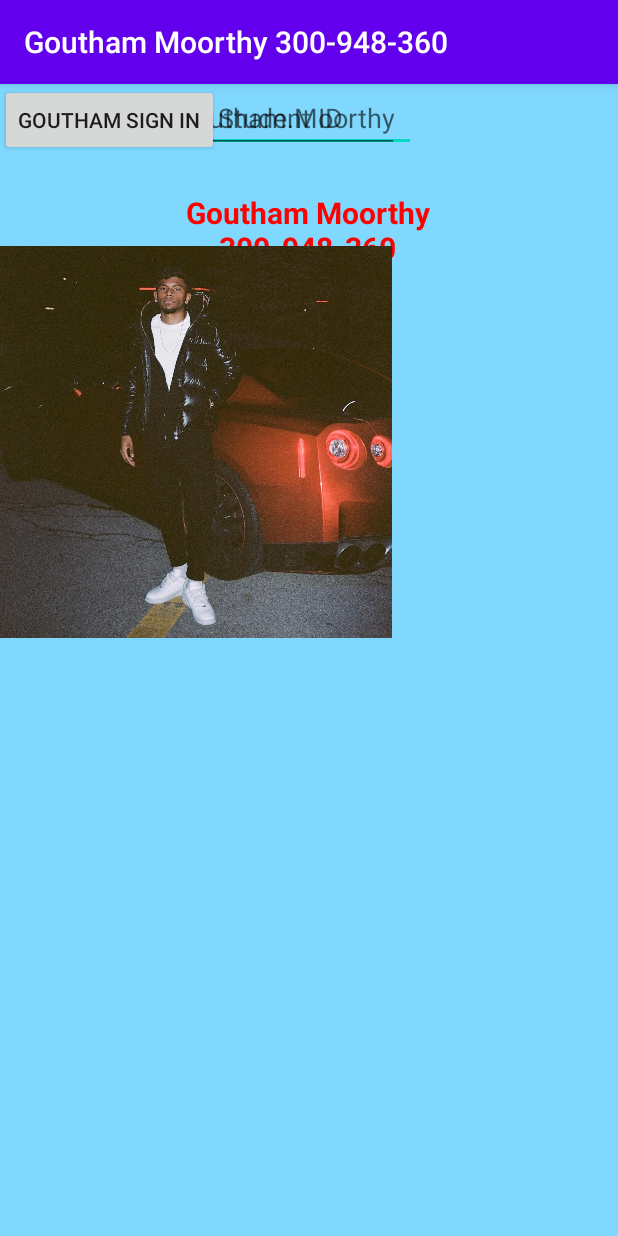
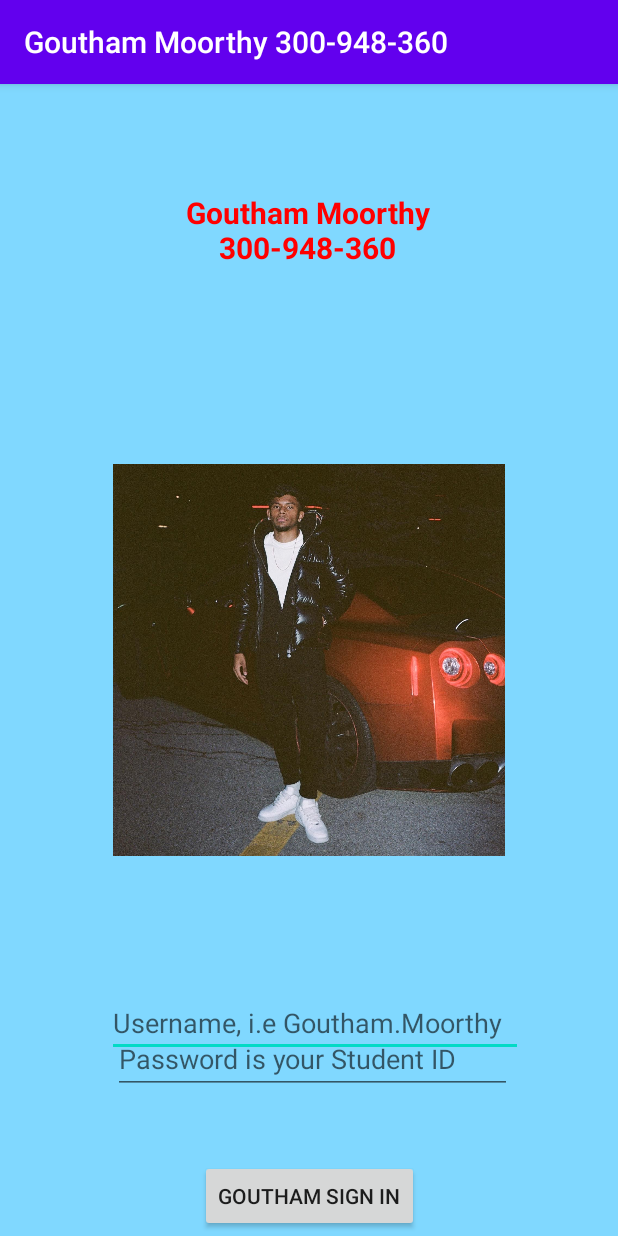
Before and after one commit to GouthamGeek/COMP304MidtermA, an Android app: the screen it shows after launch (GouthamActivity), on a phone screen of 412 x 824 dp. Run offline under Robolectric (Android 15) with nearby library versions, the phone set to English and light mode, and no system bars; 2 statements that could not run were skipped.

Commit message:
Second Commit

```diff
--- a/app/src/main/java/goutham/moorthy/s300948360/GouthamActivity.java
+++ b/app/src/main/java/goutham/moorthy/s300948360/GouthamActivity.java
@@ -1,27 +1,57 @@
 package goutham.moorthy.s300948360;
 
 import androidx.annotation.NonNull;
+import androidx.appcompat.app.AlertDialog;
 import androidx.appcompat.app.AppCompatActivity;
 
+import android.content.DialogInterface;
 import android.content.Intent;
 import android.os.Bundle;
 import android.view.View;
 import android.widget.Button;
 import android.widget.EditText;
+import android.widget.Toast;
 
 public class GouthamActivity extends AppCompatActivity {
 
-    EditText Gusername;
-    EditText Gpassword;
-    Button SubmitButton;
+    EditText GouthamUsername,GouthamPassword;
+    Button button;
 
     @Override
     protected void onCreate(Bundle savedInstanceState) {
         super.onCreate(savedInstanceState);
         setContentView(R.layout.activity_main);
 
-        Username = findViewById(R.id.Goutham_Username);
-        Password = findViewById(R.id.Goutham_Password);
+       GouthamUsername = findViewById(R.id.GouthamUsername);
+        GouthamPassword = findViewById(R.id.GouthamPassword);
+        button = findViewById(R.id.button);
+
+        button.setOnClickListener(new View.OnClickListener() {
+            @Override
+            public void onClick(View v) {
+                if (GouthamUsername.getText().toString().equals("Goutham Moorthy") &&
+                GouthamPassword.getText().toString().equals("300948360")) {
+                    AlertDialog.Builder builder = new AlertDialog.Builder(
+                            GouthamActivity.this
+                    );
+                    builder.setIcon(R.drawable.check_circle);
+                    builder.setTitle("Login Successful!");
+
+                    builder.setNegativeButton("Yes", new DialogInterface.OnClickListener() {
+                        @Override
+                        public void onClick(DialogInterface dialog, int which) {
+                            dialog.cancel();
+                        }
+                    });
+
+                    AlertDialog alertDialog = builder.create();
+                    alertDialog.show();
+                }else{
+                    Toast.makeText(getApplicationContext(),"Incorrect Username & Password", Toast.LENGTH_SHORT).show();
+
+                }
+            }
+        });
 
 
         SubmitButton = (Button) findViewById(R.id.button);
--- /dev/null
+++ b/app/src/main/res/drawable/check_circle.xml
@@ -0,0 +1,5 @@
+<vector android:height="24dp" android:tint="#3EEF17"
+    android:viewportHeight="24" android:viewportWidth="24"
+    android:width="24dp" xmlns:android="http://schemas.android.com/apk/res/android">
+    <path android:fillColor="@android:color/white" android:pathData="M12,2C6.48,2 2,6.48 2,12s4.48,10 10,10 10,-4.48 10,-10S17.52,2 12,2zM10,17l-5,-5 1.41,-1.41L10,14.17l7.59,-7.59L19,8l-9,9z"/>
+</vector>
--- a/app/src/main/res/layout/activity_main.xml
+++ b/app/src/main/res/layout/activity_main.xml
@@ -29,38 +29,52 @@
         android:layout_width="261dp"
         android:layout_height="477dp"
         android:src="@drawable/gtrpic"
-        tools:layout_editor_absoluteX="75dp"
-        tools:layout_editor_absoluteY="32dp" />
+        app:layout_constraintBottom_toBottomOf="parent"
+        app:layout_constraintEnd_toEndOf="parent"
+        app:layout_constraintStart_toStartOf="parent"
+        app:layout_constraintTop_toTopOf="parent" />
 
     <Button
         android:id="@+id/button"
         android:layout_width="wrap_content"
         android:layout_height="wrap_content"
-        android:password="false"
         android:text="@string/Button"
-        tools:layout_editor_absoluteX="156dp"
-        tools:layout_editor_absoluteY="732dp" />
+        app:layout_constraintBottom_toBottomOf="parent"
+        app:layout_constraintEnd_toEndOf="parent"
+        app:layout_constraintStart_toStartOf="parent"
+        app:layout_constraintTop_toBottomOf="@+id/GouthamPassword" />
 
     <EditText
         android:id="@+id/GouthamUsername"
         android:layout_width="277dp"
         android:layout_height="45dp"
+        android:layout_marginStart="83dp"
+        android:layout_marginTop="4dp"
+        android:layout_marginEnd="75dp"
+        android:layout_marginBottom="2dp"
         android:ems="10"
         android:hint="Username, i.e Goutham.Moorthy"
         android:inputType="textPassword"
         android:password_visible="true"
-        tools:layout_editor_absoluteX="83dp"
-        tools:layout_editor_absoluteY="583dp" />
+        app:layout_constraintBottom_toTopOf="@+id/GouthamPassword"
+        app:layout_constraintEnd_toEndOf="parent"
+        app:layout_constraintStart_toStartOf="parent"
+        app:layout_constraintTop_toBottomOf="@+id/imageView" />
 
     <EditText
         android:id="@+id/GouthamPassword"
         android:layout_width="266dp"
         android:layout_height="46dp"
+        android:layout_marginTop="2dp"
+        android:layout_marginBottom="41dp"
         android:ems="10"
         android:hint="Password is your Student ID"
         android:inputType="numberPassword"
         android:password="true"
-        tools:layout_editor_absoluteX="92dp"
-        tools:layout_editor_absoluteY="647dp" />
+        app:layout_constraintBottom_toTopOf="@+id/button"
+        app:layout_constraintEnd_toEndOf="parent"
+        app:layout_constraintHorizontal_bias="0.514"
+        app:layout_constraintStart_toStartOf="parent"
+        app:layout_constraintTop_toBottomOf="@+id/imageView" />
 
 </androidx.constraintlayout.widget.ConstraintLayout>
```
